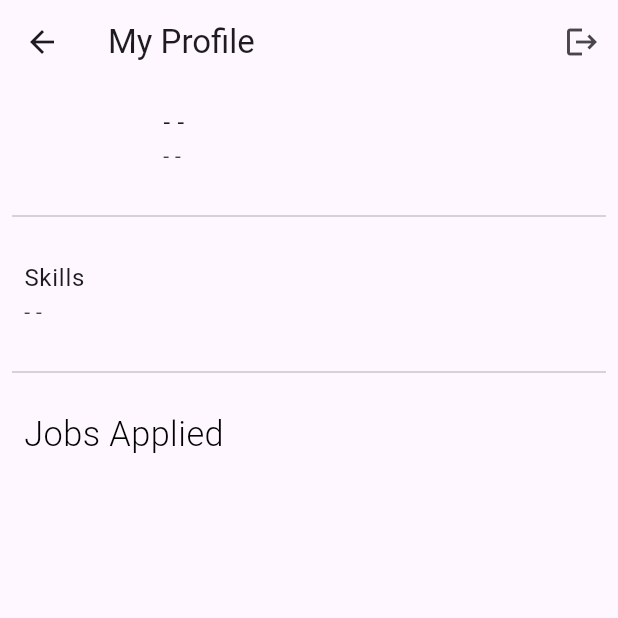
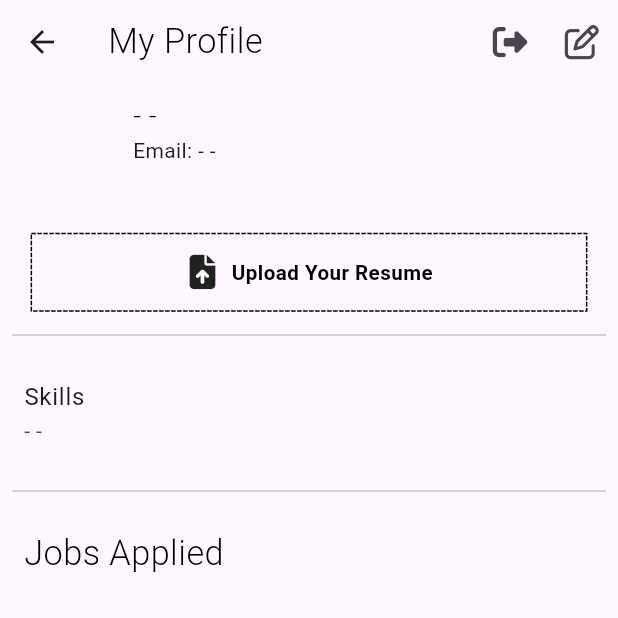
Before and after one commit to Hung6129/ihun_jobfindie, a Flutter app: the ProfilePage screen opened by its route, on a phone screen of 412 x 824 dp, the top half of it. Run offline on Flutter 3.47's test engine with Material 3 defaults, Android fonts, the light colour scheme and no system bars; drawn by our look-alikes of dotted_border; our stand-ins replace auto_size_text, cached_network_image, dio, dots_indicator, equatable, file_picker and 16 more; accounts and stored records are empty; network calls fail.

Commit message:
Update upload resume file ro firebase storeage(1)

```diff
--- a/lib/configuration/constants/app_strings.dart
+++ b/lib/configuration/constants/app_strings.dart
@@ -1,5 +1,11 @@
 class AppStrings {
   static const String appTitle = 'iHun Jobfinde';
+
+// General
+  static const headWaring = 'Warning';
+  static const headError = 'Error';
+  static const headSuccess = 'Success';
+  static const errorWhenPickFile = 'There are some errors when uploading the file';
 
 // Splash Page
   static const String splashTitle1 = 'Welcome to\niHun Jobfinde';
@@ -18,11 +24,13 @@ class AppStrings {
   static const String signInDontHaveAccount = 'Don\'t have an account?';
   static const String signInGreeting = 'Hey, Welcome! 👋 ';
   static const String orSignInWith = 'Or sign in with';
-  static const String signInRememberMe = 'Remember me';
+  static const String signInRememberMe = 'Save password';
   static const String signInForgotPassword = 'Forgot Password?';
   static const String signInFailed = 'Please check your email and password, and try again';
   static const String signInFailed1 = 'Failed to sign in, please try again later';
   static const String signInSuccess = 'Sign in successfully';
+  static const String plsFillInAllInfo = 'Please fill in all the information';
+  static const String youAreNotRecruiter = 'Your account is not a recruiter account';
 
 // Sign Up Page
   static const String signUpTitle = 'Sign Up';
--- a/lib/configuration/services/app_services.dart
+++ b/lib/configuration/services/app_services.dart
@@ -14,7 +14,7 @@ class AppServiceImpl extends AppService {
   void forceLogout() async {
     // removeUserInfor
     CombineLatestStream.list([
-      Global.storageServices.removeUserInfor().asStream(),
+      Global.storageServices.removeUserInforS().asStream(),
     ]).listen(
       (value) {
         Get.offAllNamed(AppRoutes.signIn);
--- a/lib/features/authenticate/data/models/user_profile_model.dart
+++ b/lib/features/authenticate/data/models/user_profile_model.dart
@@ -1,17 +1,26 @@
 // {
-//     "_id": "64ee28639ea08fd7e1bbfae3",
-//     "username": "Hung Long",
-//     "email": "test2@gmail.com",
+//     "_id": "667533cae7a28cf8cbabae7c",
+//     "username": "Long Tran",
+//     "email": "longtran@gmail.com",
 //     "isAdmin": false,
 //     "isAgent": false,
 //     "skills": [
 //         "Flutter",
-//         "Dart"
+//         "Swift",
+//         "Firebase",
+//         "Java",
+//         "NodeJS",
+//         "Python"
 //     ],
-//     "avatar": "https://plus.unsplash.com/premium_photo-1675034393500-dc5fe64b527a?ixlib=rb-4.0.3&ixid=M3wxMjA3fDB8MHxzZWFyY2h8NjV8fHByb2ZpbGV8ZW58MHx8MHx8fDA%3D&auto=format&fit=crop&w=800&q=60",
-//     "createdAt": "2023-08-29T17:18:27.554Z",
-//     "updatedAt": "2023-08-31T05:33:06.091Z",
-//     "__v": 0
+//     "avatar": "https://bit.ly/4cWua0j",
+//     "bio": "My name is Long Tran. I am a software engineer. I have been working in the software industry
+//  for 5 years. I have experience in developing mobile applications using Flutter, Swift, and Java.
+//  I also have experience in developing web applications using NodeJS and Python.
+//  I am passionate about technology and always eager to learn new things.",
+//     "location": "Ho Chi Minh City, Vietnam",
+//     "resumeFileName": "",
+//     "socialList": [],
+//     "phoneNum":"0336965267"
 // }
 
 import 'package:equatable/equatable.dart';
@@ -23,6 +32,11 @@ class UserProfileModel extends Equatable {
   final List<String> skills;
   final bool isAdmin;
   final bool isAgent;
+  final String bio;
+  final String resumeFileName;
+  final List<String> socialList;
+  final String location;
+  final String phoneNum;
 
   const UserProfileModel(
     this.username,
@@ -31,6 +45,11 @@ class UserProfileModel extends Equatable {
     this.skills,
     this.isAdmin,
     this.isAgent,
+    this.bio,
+    this.resumeFileName,
+    this.socialList,
+    this.location,
+    this.phoneNum,
   );
 
   // get list of skills
@@ -44,6 +63,11 @@ class UserProfileModel extends Equatable {
       List<String>.from(json['skills'] ?? []),
       json['isAdmin'],
       json['isAgent'],
+      json['bio'],
+      json['resumeFileName'],
+      List<String>.from(json['socialList'] ?? []),
+      json['location'],
+      json['phoneNum'],
     );
   }
 
@@ -55,5 +79,10 @@ class UserProfileModel extends Equatable {
         skills,
         isAdmin,
         isAgent,
+        bio,
+        resumeFileName,
+        socialList,
+        location,
+        phoneNum,
       ];
 }
--- a/lib/features/user/presentation/views/profile_page.dart
+++ b/lib/features/user/presentation/views/profile_page.dart
@@ -1,8 +1,10 @@
+import 'package:dotted_border/dotted_border.dart';
 import 'package:flutter/material.dart';
 import 'package:flutter_screenutil/flutter_screenutil.dart';
+import 'package:font_awesome_flutter/font_awesome_flutter.dart';
 import 'package:get/get.dart';
+import 'package:ihun_jobfindie/configuration/constants/app_spacing.dart';
 import 'package:ihun_jobfindie/shared/styles/text_styles.dart';
-import '../../../../configuration/constants/app_spacing.dart';
 import '../../../../shared/widgets/app_cached_image_widget.dart';
 import '../controller/user_controller.dart';
 
@@ -14,11 +16,26 @@ class ProfilePage extends StatelessWidget {
         init: UserController(Get.find(), Get.find()),
         builder: (controller) => Scaffold(
           appBar: AppBar(
-            title: Text('My Profile'),
+            title: Text(
+              'My Profile',
+              style: TextStyles.defaultStyle.largeText,
+            ),
             actions: [
               IconButton(
                 onPressed: () => controller.signOut(),
-                icon: Icon(Icons.logout),
+                icon: Icon(
+                  FontAwesomeIcons.rightFromBracket,
+                  size: 20.sp,
+                ),
+              ),
+              IconButton(
+                onPressed: () {
+                  // controller.navigateToEditProfile();
+                },
+                icon: Icon(
+                  FontAwesomeIcons.penToSquare,
+                  size: 20.sp,
+                ),
               ),
             ],
           ),
@@ -29,6 +46,7 @@ class ProfilePage extends StatelessWidget {
                 children: [
                   // User avatar
                   _buildAvt(controller),
+                  _buildUploadResumeFileButton(controller),
                   Padding(
                     padding: const EdgeInsets.all(8.0),
                     child: Divider(),
@@ -76,9 +94,12 @@ class ProfilePage extends StatelessWidget {
       );
 
   Widget _buildAvt(UserController controller) => Obx(
-        () => Row(
+        () => Padding(
+          padding: const EdgeInsets.all(8.0),
+          child: SizedBox(
+            height: 70.h,
+            child: Row(
               children: [
-            horizontalMargin12,
                 AppCachedNetworkImage(
                   imageUrl: controller.profileModel.value?.avatar ?? '',
                   width: 60.w,
@@ -86,12 +107,52 @@ class ProfilePage extends StatelessWidget {
                 ),
                 horizontalMargin12,
                 Expanded(
-              child: ListTile(
-                title: Text(controller.profileModel.value?.username ?? '- -'),
-                subtitle: Text(controller.profileModel.value?.email ?? '- -'),
+                  child: Column(
+                    crossAxisAlignment: CrossAxisAlignment.start,
+                    children: [
+                      Text(
+                        controller.profileModel.value?.username ?? '- -',
+                        style: TextStyles.defaultStyle.mediumText,
                       ),
+                      Text(
+                        'Email: ${controller.profileModel.value?.email ?? '- -'}',
                       ),
                     ],
                   ),
+                )
+              ],
+            ),
+          ),
+        ),
+      );
+
+  Widget _buildUploadResumeFileButton(
+    UserController controller,
+  ) =>
+      GestureDetector(
+        onTap: () => controller.onPickFile(),
+        child: DottedBorder(
+          borderType: BorderType.Rect,
+          child: Container(
+            width: 320.w,
+            height: 40.h,
+            child: Center(
+              child: Row(
+                mainAxisAlignment: MainAxisAlignment.center,
+                children: [
+                  Icon(
+                    FontAwesomeIcons.fileArrowUp,
+                    size: 20.sp,
+                  ),
+                  horizontalMargin8,
+                  Text(
+                    'Upload Your Resume',
+                    style: TextStyles.defaultStyle.smallText.bold,
+                  ),
+                ],
+              ),
+            ),
+          ),
+        ),
       );
 }
--- a/pubspec.yaml
+++ b/pubspec.yaml
@@ -28,6 +28,7 @@ dependencies:
   ## Firebase
   firebase_core: ^3.0.0
   firebase_crashlytics: ^4.0.0
+  firebase_storage: ^12.1.1
 
   flutter_easyloading: ^3.0.5
   flutter_secure_storage: ^9.0.0
@@ -40,6 +41,10 @@ dependencies:
   flutter_svg: ^2.0.9
   timeago: ^3.7.0
   rxdart: ^0.27.7
+  file_picker: ^8.0.6
+  dotted_border: ^2.1.0
+  permission_handler: ^11.3.1
+
 
 dev_dependencies:
   flutter_test:
```
Also changed, not shown: lib/configuration/data/services/storage_helper.dart (+24 -22 lines), lib/features/authenticate/presentation/controller/authenticate_controller.dart (+13 -17 lines), lib/features/user/presentation/controller/user_controller.dart (+113 -5 lines), pubspec.lock, 5 other files. Lines whose indentation alone changed are shown as unchanged.
